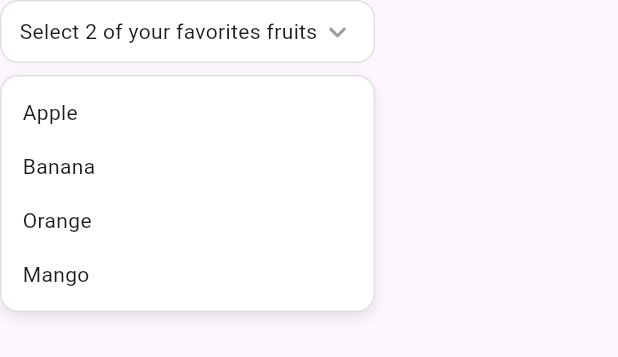
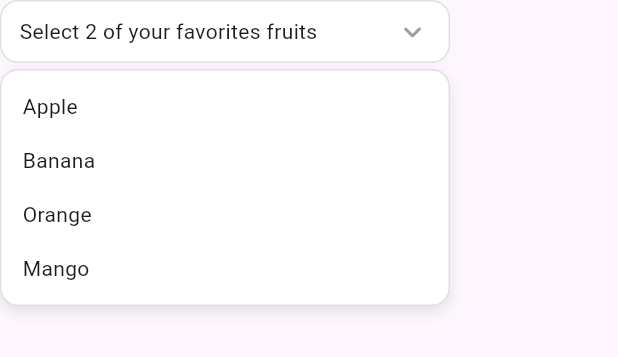
Before and after one commit to btwld/naked_ui, a Flutter app: the AnimatedMultiSelectExample widget shown alone on an empty page, opened directly, after a tap on "Select 2 of your favorites fruits", on a phone screen of 412 x 824 dp. Shown: the top 357 px of the screen. Run offline on Flutter 3.47's test engine with Material 3 defaults, Android fonts, the phone set to English and light mode, and no system bars.

Commit message:
Refactor menu anchoring and positioning logic
Replaces overlay_content_menu and portal logic in NakedSelect with a new NakedMenuAnchor and NakedMenuPosition system for improved menu positioning and fallback handling.

```diff
--- a/example/lib/api/naked_select.2.dart
+++ b/example/lib/api/naked_select.2.dart
@@ -91,7 +91,7 @@ class _AnimatedMultiSelectExampleState extends State<AnimatedMultiSelectExample>
   @override
   Widget build(BuildContext context) {
     return SizedBox(
-      width: 250,
+      width: 300,
       child: NakedSelect<String>.multiple(
         selectedValues: _selectedValues,
         closeOnSelect: false,
@@ -108,7 +108,12 @@ class _AnimatedMultiSelectExampleState extends State<AnimatedMultiSelectExample>
               ? _animationController.forward()
               : _animationController.reverse();
         },
-        menu: SlideTransition(
+        menu: ScaleTransition(
+          scale: _animationController.drive(Tween<double>(
+            begin: 0.98,
+            end: 1,
+          )),
+          child: SlideTransition(
             position: _animationController.drive(Tween<Offset>(
               begin: const Offset(0, -0.05),
               end: Offset.zero,
@@ -116,10 +121,11 @@ class _AnimatedMultiSelectExampleState extends State<AnimatedMultiSelectExample>
             child: FadeTransition(
               opacity: _animation,
               child: SizedBox(
-              width: 250,
+                width: 300,
                 child: Container(
                   margin: const EdgeInsets.only(top: 4),
-                padding: const EdgeInsets.symmetric(vertical: 6, horizontal: 6),
+                  padding:
+                      const EdgeInsets.symmetric(vertical: 6, horizontal: 6),
                   decoration: BoxDecoration(
                     color: Colors.white,
                     border: Border.all(
@@ -156,6 +162,7 @@ class _AnimatedMultiSelectExampleState extends State<AnimatedMultiSelectExample>
                         label: 'Mango',
                       ),
                     ],
+                  ),
                 ),
               ),
             ),
--- a/lib/src/naked_select.dart
+++ b/lib/src/naked_select.dart
@@ -3,8 +3,7 @@ import 'dart:async';
 import 'package:flutter/material.dart';
 import 'package:flutter/services.dart';
 import 'package:naked_ui/naked_ui.dart';
-
-import 'utilities/overlay_content_menu.dart';
+import 'package:naked_ui/src/utilities/naked_menu_anchor.dart';
 
 /// A fully customizable select/dropdown widget with no default styling.
 ///
@@ -108,11 +107,11 @@ class NakedSelect<T> extends StatefulWidget implements OverlayChildLifecycle {
 
   /// The alignment of the menu relative to its trigger.
   /// Specifies how to position the menu when it opens.
-  final PositionConfig menuAlignment;
+  final NakedMenuPosition menuPosition;
 
   /// Alternative alignments to try if the menu doesn't fit in the preferred position.
   /// The menu will try each alignment in order until finding one that fits.
-  final List<PositionConfig> fallbackAlignments;
+  final List<NakedMenuPosition> fallbackPositions;
 
   /// Called when the menu is opened.
   final VoidCallback? onOpen;
@@ -148,20 +147,18 @@ class NakedSelect<T> extends StatefulWidget implements OverlayChildLifecycle {
     this.autofocus = false,
     this.enableTypeAhead = true,
     this.typeAheadDebounceTime = const Duration(milliseconds: 500),
-    this.menuAlignment = const PositionConfig(
+    this.menuPosition = const NakedMenuPosition(
       target: Alignment.bottomLeft,
       follower: Alignment.topLeft,
-      offset: Offset(0, 4),
     ),
-    this.fallbackAlignments = const [
-      PositionConfig(
+    this.fallbackPositions = const [
+      NakedMenuPosition(
         target: Alignment.topLeft,
         follower: Alignment.bottomLeft,
-        offset: Offset(0, -8),
       ),
     ],
     this.closeOnClickOutside = true,
-  })  : allowMultiple = false,
+  }) : allowMultiple = false,
        selectedValues = null,
        onSelectedValuesChanged = null;
 
@@ -181,20 +178,18 @@ class NakedSelect<T> extends StatefulWidget implements OverlayChildLifecycle {
     this.autofocus = false,
     this.enableTypeAhead = true,
     this.typeAheadDebounceTime = const Duration(milliseconds: 500),
-    this.menuAlignment = const PositionConfig(
+    this.menuPosition = const NakedMenuPosition(
       target: Alignment.bottomLeft,
       follower: Alignment.topLeft,
-      offset: Offset(0, 4),
     ),
-    this.fallbackAlignments = const [
-      PositionConfig(
+    this.fallbackPositions = const [
+      NakedMenuPosition(
         target: Alignment.topLeft,
         follower: Alignment.bottomLeft,
-        offset: Offset(0, -8),
       ),
     ],
     this.closeOnClickOutside = true,
-  })  : allowMultiple = true,
+  }) : allowMultiple = true,
        selectedValue = null,
        onSelectedValueChanged = null;
 
@@ -203,10 +198,10 @@ class NakedSelect<T> extends StatefulWidget implements OverlayChildLifecycle {
 }
 
 class _NakedSelectState<T> extends State<NakedSelect<T>>
-    with OverlayChildLifecycleMixin {
+    with MenuAnchorChildLifecycleMixin {
   late final _isMultipleSelection =
       widget.allowMultiple && widget.selectedValues != null;
-  bool get _isOpen => controller.isShowing;
+  bool get _isOpen => controller.isOpen;
 
   // For type-ahead functionality
   String _typeAheadBuffer = '';
@@ -267,8 +262,10 @@ class _NakedSelectState<T> extends State<NakedSelect<T>>
     }
 
     // Reset the buffer after a delay
-    _typeAheadResetTimer =
-        Timer(widget.typeAheadDebounceTime, _resetTypeAheadBuffer);
+    _typeAheadResetTimer = Timer(
+      widget.typeAheadDebounceTime,
+      _resetTypeAheadBuffer,
+    );
   }
 
   void _registerSelectableItem(T value, FocusNode focusNode) {
@@ -311,14 +308,12 @@ class _NakedSelectState<T> extends State<NakedSelect<T>>
         explicitChildNodes: true,
         container: true,
         label: widget.semanticLabel,
-        child: NakedPortal(
-          alignment: widget.menuAlignment,
-          fallbackAlignments: widget.fallbackAlignments,
-          controller: controller,
-          overlayBuilder: (context) {
-            return NakedOverlayContentMenu(
+        child: NakedMenuAnchor(
+          position: widget.menuPosition,
+          fallbackPositions: widget.fallbackPositions,
+          onClose: closeMenu,
+          onOpen: openMenu,
           consumeOutsideTaps: widget.closeOnClickOutside,
-              onClose: closeMenu,
           controller: controller,
           onKeyEvent: (event) {
             // Type-ahead with character keys
@@ -330,9 +325,7 @@ class _NakedSelectState<T> extends State<NakedSelect<T>>
               _handleTypeAhead(character);
             }
           },
-              child: widget.menu,
-            );
-          },
+          overlayBuilder: (_) => widget.menu,
           child: widget.child,
         ),
       ),
--- /dev/null
+++ b/lib/src/utilities/naked_menu_anchor.dart
@@ -0,0 +1,257 @@
+import 'dart:async';
+
+import 'package:flutter/material.dart';
+import 'package:flutter/services.dart';
+import 'package:naked_ui/naked_ui.dart';
+
+const Map<ShortcutActivator, Intent> _shortcuts = <ShortcutActivator, Intent>{
+  SingleActivator(LogicalKeyboardKey.gameButtonA): ActivateIntent(),
+  SingleActivator(LogicalKeyboardKey.escape): DismissIntent(),
+  SingleActivator(LogicalKeyboardKey.arrowDown): DirectionalFocusIntent(
+    TraversalDirection.down,
+  ),
+  SingleActivator(LogicalKeyboardKey.arrowUp): DirectionalFocusIntent(
+    TraversalDirection.up,
+  ),
+  SingleActivator(LogicalKeyboardKey.arrowLeft): DirectionalFocusIntent(
+    TraversalDirection.up,
+  ),
+  SingleActivator(LogicalKeyboardKey.arrowRight): DirectionalFocusIntent(
+    TraversalDirection.down,
+  ),
+};
+
+class NakedMenuPosition {
+  final Alignment target;
+  final Alignment follower;
+
+  const NakedMenuPosition({required this.target, required this.follower});
+}
+
+class NakedMenuAnchor extends StatefulWidget {
+  final MenuController controller;
+  final WidgetBuilder overlayBuilder;
+  final bool useRootOverlay;
+  final bool consumeOutsideTaps;
+  final Widget? child;
+  final NakedMenuPosition position;
+  final List<NakedMenuPosition> fallbackPositions;
+  final VoidCallback? onClose;
+  final VoidCallback? onOpen;
+  final void Function(KeyEvent)? onKeyEvent;
+
+  const NakedMenuAnchor({
+    super.key,
+    required this.controller,
+    required this.overlayBuilder,
+    this.child,
+    this.useRootOverlay = false,
+    this.consumeOutsideTaps = true,
+    this.position = const NakedMenuPosition(
+      target: Alignment.topCenter,
+      follower: Alignment.bottomCenter,
+    ),
+    this.fallbackPositions = const [],
+    this.onClose,
+    this.onOpen,
+    this.onKeyEvent,
+  });
+
+  @override
+  State<NakedMenuAnchor> createState() => _NakedMenuAnchorState();
+}
+
+class _NakedMenuAnchorState extends State<NakedMenuAnchor> {
+  final _focusScopeNode = FocusScopeNode();
+
+  @override
+  void dispose() {
+    _focusScopeNode.dispose();
+    super.dispose();
+  }
+
+  Widget _overlayBuilder(BuildContext context, RawMenuOverlayInfo info) {
+    return Positioned.fill(
+      bottom: MediaQuery.of(context).viewInsets.bottom,
+      child: Semantics(
+        scopesRoute: true,
+        explicitChildNodes: true,
+        child: TapRegion(
+          groupId: info.tapRegionGroupId,
+          onTapOutside: (PointerDownEvent event) {
+            widget.controller.close();
+          },
+          child: CustomSingleChildLayout(
+            delegate: _NakedPositionDelegate(
+              target: info.anchorRect.topLeft,
+              targetSize: info.anchorRect.size,
+              alignment: widget.position,
+              fallbackAlignments: widget.fallbackPositions,
+            ),
+            child: Shortcuts(
+              shortcuts: _shortcuts,
+              child: KeyboardListener(
+                autofocus: true,
+                focusNode: _focusScopeNode,
+                onKeyEvent: widget.onKeyEvent,
+                child: widget.overlayBuilder(context),
+              ),
+            ),
+          ),
+        ),
+      ),
+    );
+  }
+
+  @override
+  Widget build(BuildContext context) {
+    return RawMenuAnchor(
+      controller: widget.controller,
+      useRootOverlay: widget.useRootOverlay,
+      consumeOutsideTaps: widget.consumeOutsideTaps,
+      onClose: widget.onClose,
+      onOpen: widget.onOpen,
+      overlayBuilder: _overlayBuilder,
+      child: widget.child,
+    );
+  }
+}
+
+mixin MenuAnchorChildLifecycleMixin<T extends StatefulWidget> on State<T> {
+  OverlayChildLifecycle get overlayChildLifecycle =>
+      widget as OverlayChildLifecycle;
+
+  final MenuController controller = MenuController();
+
+  Timer? _removalTimer;
+  OverlayChildLifecycleCallback? get _onStateChange =>
+      overlayChildLifecycle.onStateChange;
+
+  final showNotifier = ValueNotifier<bool>(false);
+
+  @override
+  void initState() {
+    super.initState();
+    showNotifier.addListener(_handleShowNotifierChange);
+  }
+
+  @override
+  void dispose() {
+    _removalTimer?.cancel();
+    showNotifier.removeListener(_handleShowNotifierChange);
+    super.dispose();
+  }
+
+  void _handleShowNotifierChange() {
+    if (showNotifier.value) {
+      _removalTimer?.cancel();
+      controller.open();
+      _onStateChange?.call(OverlayChildLifecycleState.present);
+    } else {
+      _onStateChange?.call(OverlayChildLifecycleState.pendingRemoval);
+      _removalTimer?.cancel();
+      _removalTimer = Timer(overlayChildLifecycle.removalDelay, () {
+        controller.close();
+        _onStateChange?.call(OverlayChildLifecycleState.removed);
+      });
+    }
+  }
+}
+
+class _NakedPositionDelegate extends SingleChildLayoutDelegate {
+  /// Creates a delegate for computing the layout of a tooltip.
+  _NakedPositionDelegate({
+    required this.target,
+    required this.targetSize,
+    required this.alignment,
+    required this.fallbackAlignments,
+  });
+
+  /// The offset of the target the tooltip is positioned near in the global
+  /// coordinate system.
+  final Offset target;
+
+  /// The amount of vertical distance between the target and the displayed
+  /// tooltip.
+  final Size targetSize;
+
+  final NakedMenuPosition alignment;
+
+  final List<NakedMenuPosition> fallbackAlignments;
+
+  @override
+  BoxConstraints getConstraintsForChild(BoxConstraints constraints) =>
+      constraints.loosen();
+
+  @override
+  Offset getPositionForChild(Size size, Size childSize) {
+    return _calculateOverlayPosition(
+      screenSize: size,
+      targetSize: targetSize,
+      targetPosition: target,
+      overlaySize: childSize,
+      alignment: alignment,
+      fallbackAlignments: fallbackAlignments,
+    );
+  }
+
+  @override
+  bool shouldRelayout(_NakedPositionDelegate oldDelegate) {
+    return target != oldDelegate.target || targetSize != oldDelegate.targetSize;
+  }
+
+  Offset _calculateOverlayPosition({
+    required Size screenSize,
+    required Size targetSize,
+    required Offset targetPosition,
+    required Size overlaySize,
+    required NakedMenuPosition alignment,
+    List<NakedMenuPosition> fallbackAlignments = const [],
+  }) {
+    final allAlignments = [alignment, ...fallbackAlignments];
+
+    for (final pair in allAlignments) {
+      final candidate = _calculateAlignedOffset(
+        targetTopLeft: targetPosition,
+        targetSize: targetSize,
+        overlaySize: overlaySize,
+        alignment: pair,
+      );
+
+      if (_isOverlayFullyVisible(candidate, overlaySize, screenSize)) {
+        return candidate;
+      }
+    }
+
+    // Return first attempt even if it overflows
+    return _calculateAlignedOffset(
+      targetTopLeft: targetPosition,
+      targetSize: targetSize,
+      overlaySize: overlaySize,
+      alignment: alignment,
+    );
+  }
+
+  Offset _calculateAlignedOffset({
+    required Offset targetTopLeft,
+    required Size targetSize,
+    required Size overlaySize,
+    required NakedMenuPosition alignment,
+  }) {
+    final targetAnchorOffset = alignment.target.alongSize(targetSize);
+    final followerAnchorOffset = alignment.follower.alongSize(overlaySize);
+
+    return targetTopLeft + targetAnchorOffset - followerAnchorOffset;
+  }
+
+  bool _isOverlayFullyVisible(
+    Offset overlayTopLeft,
+    Size overlaySize,
+    Size screenSize,
+  ) {
+    return overlayTopLeft.dx >= 0 &&
+        overlayTopLeft.dy >= 0 &&
+        overlayTopLeft.dx + overlaySize.width <= screenSize.width &&
+        overlayTopLeft.dy + overlaySize.height <= screenSize.height;
+  }
+}
```
Also changed, not shown: lib/src/utilities/naked_portal.dart (+6 -10 lines), 1 other file. Lines whose indentation alone changed are shown as unchanged.
